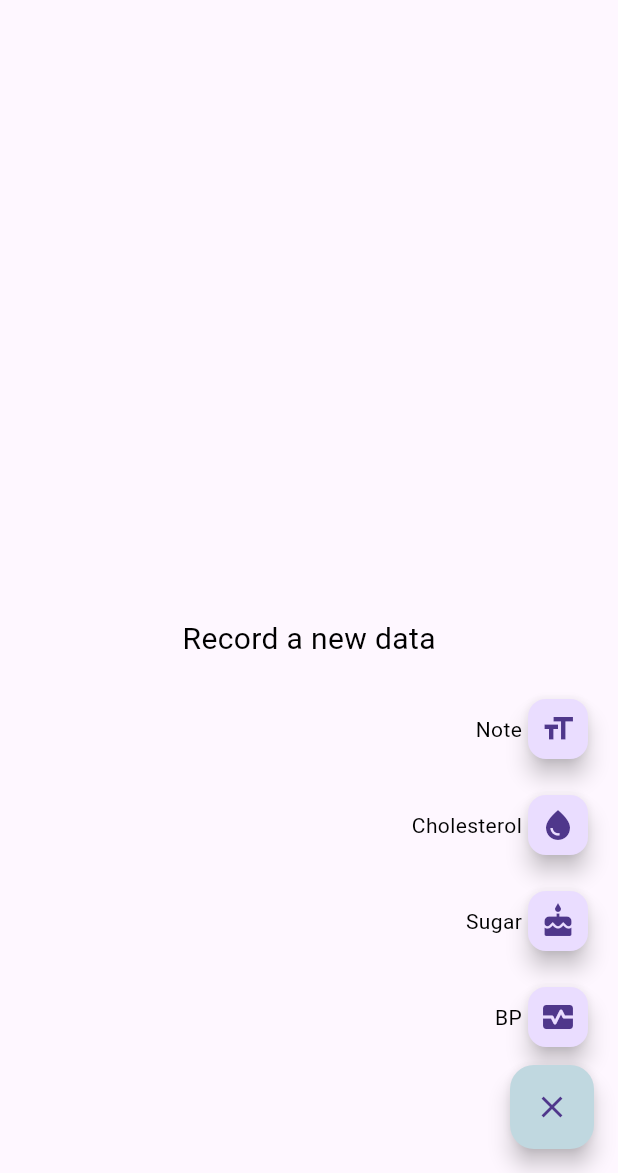
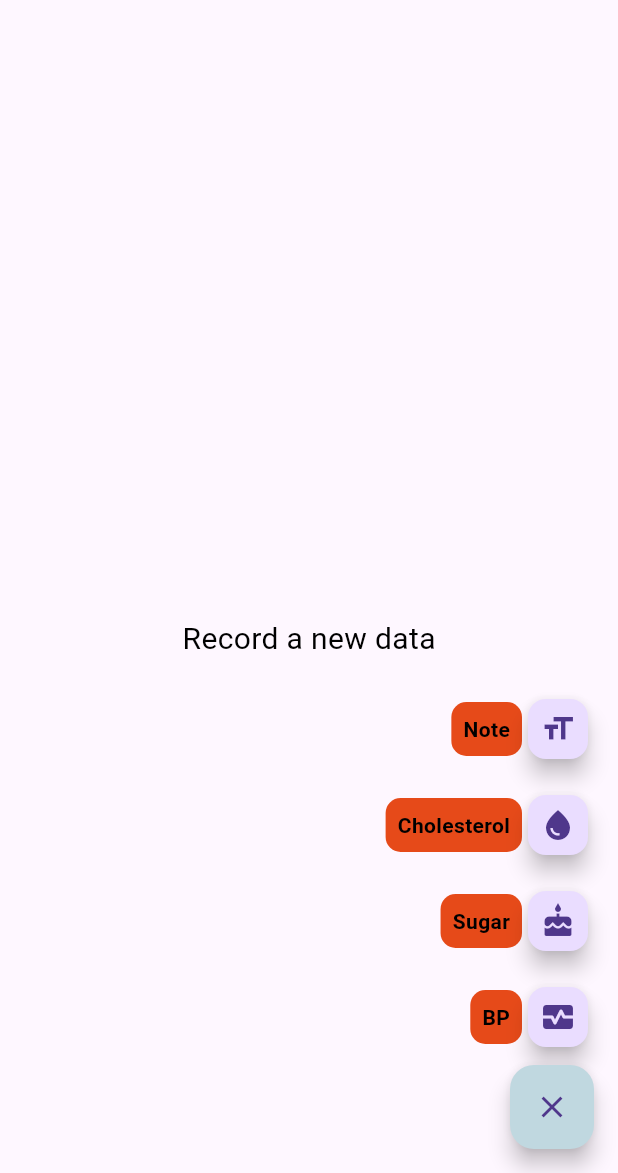
Before and after one commit to jucktion/healthlog, a Flutter app: the ProfileScreen screen opened directly with empty values, after a tap on the "add" icon, on a phone screen of 412 x 824 dp, the part 63-1236 px from its top. Run offline on Flutter 3.47's test engine with Material 3 defaults, Android fonts, the phone set to English and light mode, and no system bars; our stand-ins replace fl_chart, permission_handler, shared_preferences, sqflite; accounts and stored records are empty.

Commit message:
initial dark theme implementation

```diff
--- a/lib/data/style.dart
+++ b/lib/data/style.dart
@@ -1,16 +1,71 @@
 import 'package:flutter/material.dart';
 
 final ThemeData healthTheme = ThemeData(
-  primaryColor: Colors.white,
+  primaryColor: Colors.black,
   primarySwatch: Colors.deepOrange,
+  elevatedButtonTheme: ElevatedButtonThemeData(
+    style: ButtonStyle(
+      backgroundColor: WidgetStateProperty.all(
+        Colors.greenAccent, // Fallback color
+      ),
+    ),
+  ),
   textTheme: TextTheme(
     bodyMedium: TextStyle(color: Colors.black),
   ),
 );
 final ThemeData healthDark = ThemeData(
-  primaryColor: Colors.black,
+  primaryColor: Colors.white,
+  primaryColorDark: Colors.black54,
   primarySwatch: Colors.deepOrange,
+  primaryTextTheme: TextTheme(
+    bodyMedium: TextStyle(color: Colors.white),
+    bodyLarge: TextStyle(color: Colors.white),
+    displayLarge: TextStyle(color: Colors.white),
+    displayMedium: TextStyle(color: Colors.white),
+    displaySmall: TextStyle(color: Colors.white),
+    titleLarge: TextStyle(color: Colors.white),
+    titleMedium: TextStyle(color: Colors.white),
+    titleSmall: TextStyle(color: Colors.white),
+    headlineLarge: TextStyle(color: Colors.white),
+    headlineMedium: TextStyle(color: Colors.white),
+    headlineSmall: TextStyle(color: Colors.white),
+  ),
+  appBarTheme: AppBarTheme(
+    backgroundColor: Colors.black54,
+    titleTextStyle: TextStyle(color: Colors.white, fontSize: 20),
+    actionsIconTheme: IconThemeData(color: Colors.white),
+    iconTheme: IconThemeData(color: Colors.white),
+  ),
+  scaffoldBackgroundColor: Colors.black54,
+  elevatedButtonTheme: ElevatedButtonThemeData(
+    style: ElevatedButton.styleFrom(
+      textStyle: TextStyle(
+        color: Colors.white,
+      ),
+    ),
+  ),
+  bottomSheetTheme: BottomSheetThemeData(
+    backgroundColor: Colors.black87,
+  ),
+  inputDecorationTheme: InputDecorationTheme(
+    hintStyle: TextStyle(color: Colors.grey),
+    labelStyle: TextStyle(color: Colors.white),
+  ),
+  dropdownMenuTheme: DropdownMenuThemeData(
+    textStyle: TextStyle(color: Colors.white),
+    // menuStyle: MenuStyle(
+    //   backgroundColor: WidgetStatePropertyAll(Colors.black),
+    // ),
+  ),
   textTheme: TextTheme(
-    bodyMedium: TextStyle(color: Colors.black),
+    bodyMedium: TextStyle(color: Colors.white),
   ),
+  listTileTheme: ListTileThemeData(
+    titleTextStyle: TextStyle(color: Colors.white),
+    subtitleTextStyle: TextStyle(color: Colors.white),
+    tileColor: Colors.black54,
+    leadingAndTrailingTextStyle: TextStyle(color: Colors.white),
+  ),
+  dialogBackgroundColor: Colors.black87,
 );
--- a/lib/view/profile/profile.dart
+++ b/lib/view/profile/profile.dart
@@ -336,7 +336,21 @@ class _ProfileScreenState extends State<ProfileScreen> {
       child: Row(
         mainAxisSize: MainAxisSize.min,
         children: [
-          Text(label),
+          DecoratedBox(
+            decoration: BoxDecoration(
+                color: Theme.of(context).primaryColorDark,
+                borderRadius: BorderRadius.all(Radius.circular(10))),
+            child: Padding(
+              padding: const EdgeInsets.all(8.0),
+              child: Text(
+                label,
+                style: TextStyle(
+                  fontWeight: FontWeight.bold,
+                  color: Theme.of(context).primaryColor,
+                ),
+              ),
+            ),
+          ),
           FloatingActionButton(
             mini: true,
             heroTag: label,
```
Also changed, not shown: lib/view/bp/bp_helper.dart (+7 -1 lines), lib/view/cholesterol/cholesterol_helper.dart (+6 -1 lines), lib/view/notes/note_helper.dart (+17 -3 lines), lib/view/sugar/sugar_helper.dart (+6 -1 lines).
